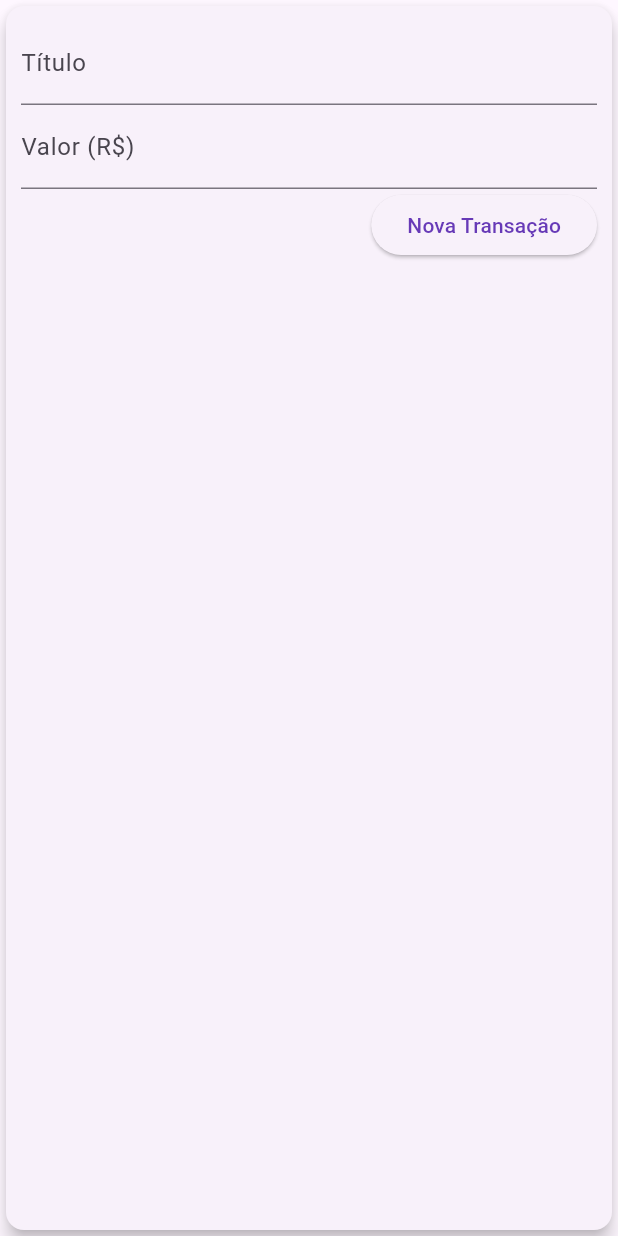
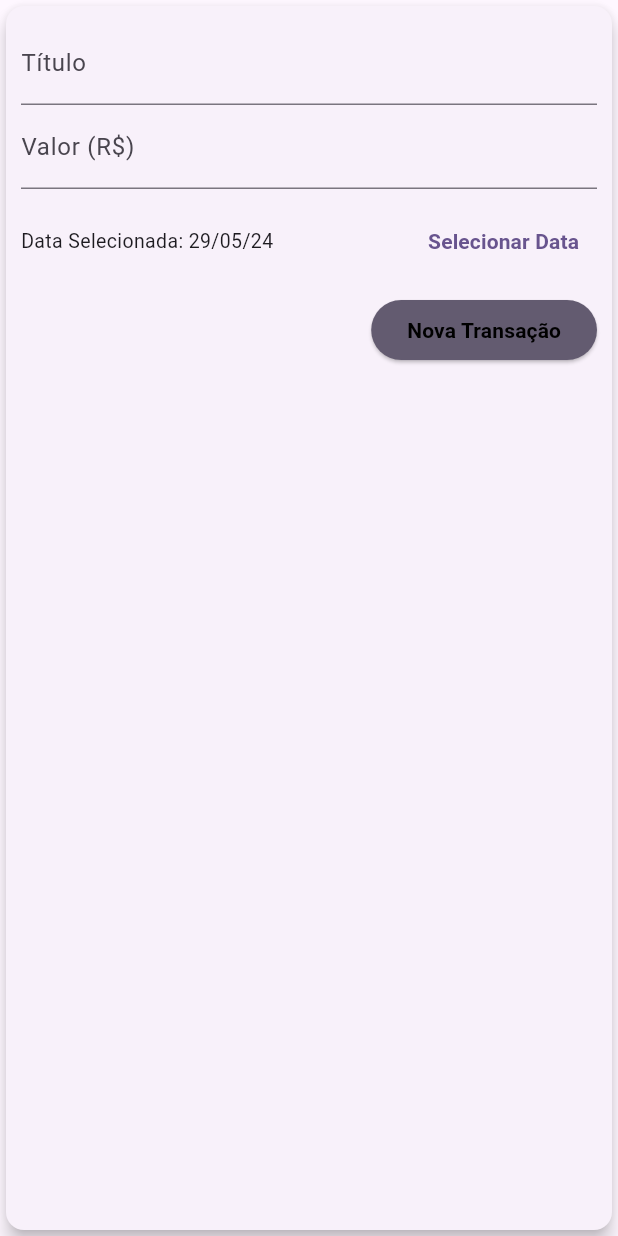
Before and after one commit to Duarte0/your_expenses, a Flutter app: the TransactionForm widget shown alone on an empty page, opened directly with empty values, after a tap on "Nova Transação", on a phone screen of 412 x 824 dp. Run offline on Flutter 3.47's test engine with Material 3 defaults, Android fonts, the phone set to English and light mode, and no system bars.

Commit message:
adicionado funcao para selecionar data

```diff
--- a/lib/components/transaction_form.dart
+++ b/lib/components/transaction_form.dart
@@ -1,7 +1,8 @@
 import 'package:flutter/material.dart';
+import 'package:intl/intl.dart';
 
 class TransactionForm extends StatefulWidget {
-  final Function(String, double) onSubmit;
+  final Function(String, double, DateTime) onSubmit;
 
   const TransactionForm(
     this.onSubmit, {
@@ -13,19 +14,34 @@ class TransactionForm extends StatefulWidget {
 }
 
 class _TransactionFormState extends State<TransactionForm> {
-  final titleController = TextEditingController();
-
-  final valueController = TextEditingController();
+  final _titleController = TextEditingController();
+  final _valueController = TextEditingController();
+  DateTime? _selectedDate = DateTime.now();
 
   _submitForm() {
-    final title = titleController.text;
-    final value = double.tryParse(valueController.text) ?? 0;
+    final title = _titleController.text;
+    final value = double.tryParse(_valueController.text) ?? 0;
 
-    if (title.isEmpty || value <= 0) {
+    if (title.isEmpty || value <= 0 || _selectedDate == null) {
       return;
     }
 
-    widget.onSubmit(title, value);
+    widget.onSubmit(title, value, _selectedDate!);
+  }
+
+  _showDatePicker() {
+    showDatePicker(
+      context: context,
+      initialDate: DateTime.now(),
+      firstDate: DateTime(2023),
+      lastDate: DateTime.now(),
+    ).then((pickedDate) {
+      if (pickedDate == null) return;
+
+      setState(() {
+        _selectedDate = pickedDate;
+      });
+    });
   }
 
   @override
@@ -37,25 +53,54 @@ class _TransactionFormState extends State<TransactionForm> {
         child: Column(
           children: [
             TextField(
-              controller: titleController,
+              controller: _titleController,
               onSubmitted: (_) => _submitForm(),
               decoration: const InputDecoration(labelText: 'Título'),
             ),
             TextField(
-              controller: valueController,
+              controller: _valueController,
               keyboardType:
                   const TextInputType.numberWithOptions(decimal: true),
               onSubmitted: (_) => _submitForm(),
               decoration: const InputDecoration(labelText: 'Valor (R\$)'),
             ),
+            SizedBox(
+              height: 70,
+              child: Row(
+                children: [
+                  Expanded(
+                    child: Text(
+                      _selectedDate == null
+                          ? 'Nenhuma data selecioanda!'
+                          : 'Data Selecionada: ${DateFormat('dd/MM/yy').format(_selectedDate!)}',
+                      style: const TextStyle(fontSize: 13),
+                    ),
+                  ),
+                  TextButton(
+                    onPressed: _showDatePicker,
+                    child: Text(
+                      'Selecionar Data',
+                      style: TextStyle(
+                          color: Theme.of(context).primaryColor,
+                          fontWeight: FontWeight.bold),
+                    ),
+                  )
+                ],
+              ),
+            ),
             Row(
               mainAxisAlignment: MainAxisAlignment.end,
               children: [
                 ElevatedButton(
+                  style: ElevatedButton.styleFrom(
+                      backgroundColor: Theme.of(context).colorScheme.secondary),
                   onPressed: _submitForm,
                   child: const Text(
                     'Nova Transação',
-                    style: TextStyle(color: Colors.deepPurple),
+                    style: TextStyle(
+                      color: Colors.black,
+                      fontWeight: FontWeight.bold,
+                    ),
                   ),
                 ),
               ],
```
